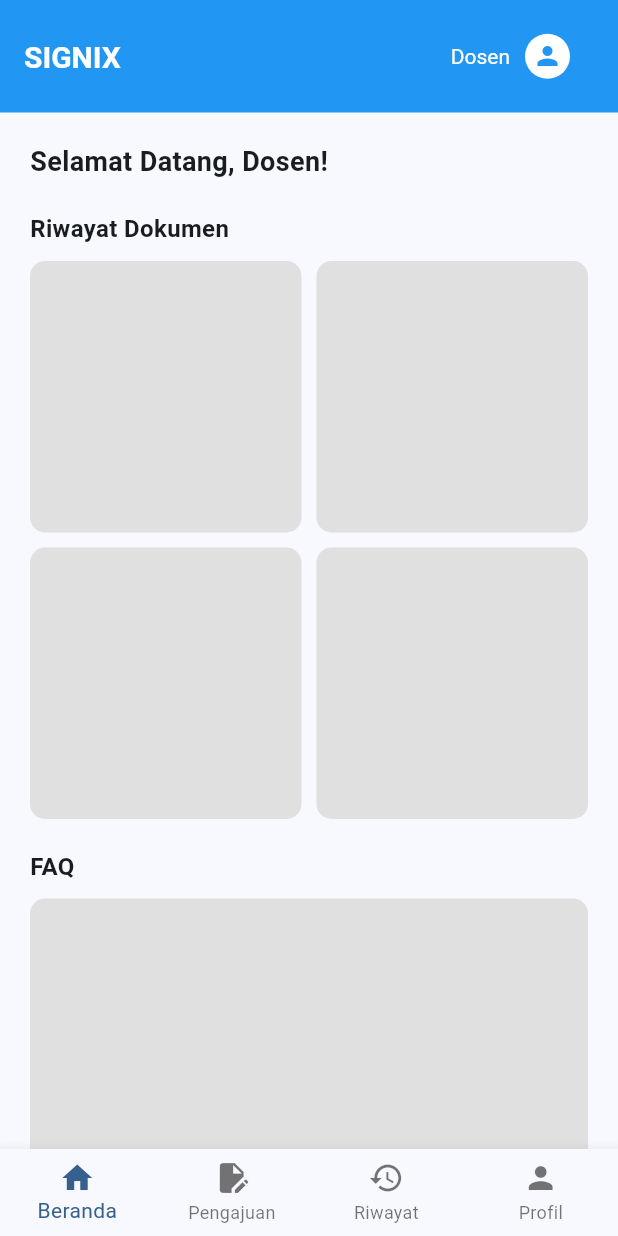
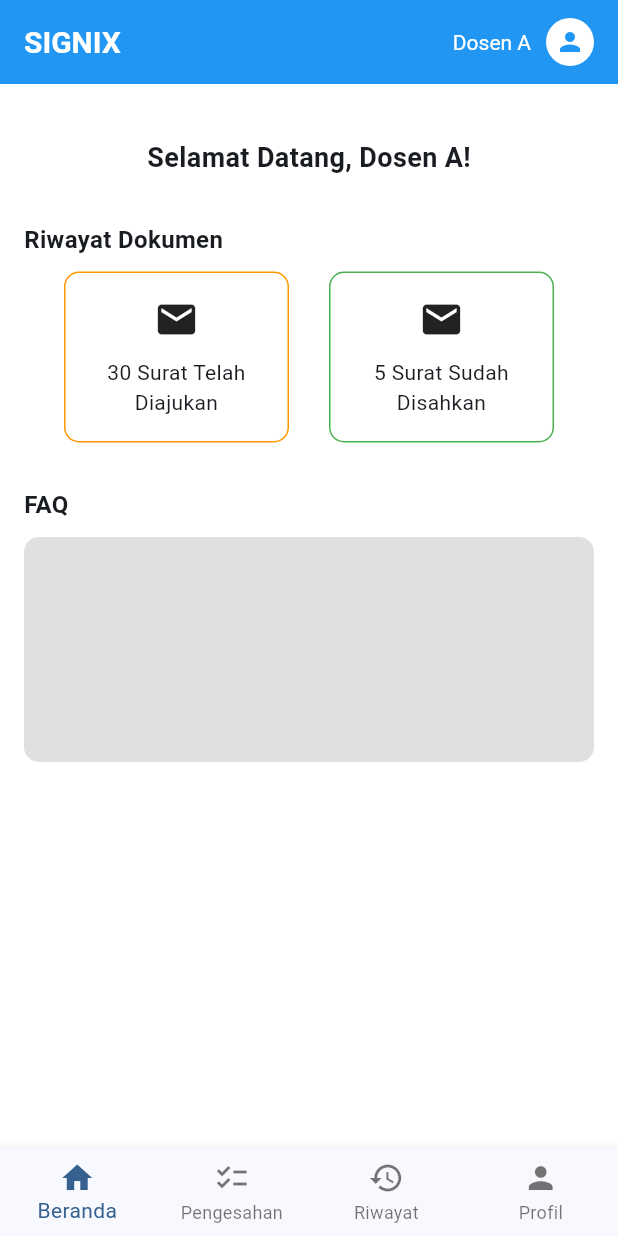
Before and after one commit to gammaestu/Proyek-2-Mobile, a Flutter app: the DosenBerandaPage screen opened by its route, on a phone screen of 412 x 824 dp. Run offline on Flutter 3.47's test engine with Material 3 defaults, Android fonts, the phone set to English and light mode, and no system bars.

Commit message:
membuat halaman Pengesahan & riwayat dosen

```diff
--- a/lib/component/navbar_dosen.dart
+++ b/lib/component/navbar_dosen.dart
@@ -1,10 +1,13 @@
 import 'package:flutter/material.dart';
 import '../dosen/dosen_beranda.dart';
+import '../dosen/pengesahan_dosen.dart';
+import '../dosen/riwayat_dosen.dart';
 
-class NavbarOrmawa extends StatelessWidget {
+
+class NavbarDosen extends StatelessWidget {
   final int currentIndex;
 
-  const NavbarOrmawa({super.key, required this.currentIndex});
+  const NavbarDosen({super.key, required this.currentIndex});
 
   @override
   Widget build(BuildContext context) {
@@ -17,8 +20,8 @@ class NavbarOrmawa extends StatelessWidget {
           label: 'Beranda',
         ),
         BottomNavigationBarItem(
-          icon: Icon(Icons.edit_document),
-          label: 'Pengajuan',
+          icon: Icon(Icons.checklist),
+          label: 'Pengesahan',
         ),
         BottomNavigationBarItem(
           icon: Icon(Icons.history),
@@ -40,6 +43,12 @@ class NavbarOrmawa extends StatelessWidget {
                   case 0:
                     page = const DosenBerandaPage();
                     break;
+                  case 1:
+                    page = const DosenPengesahanPage();
+                    break;
+                  case 2:
+                    page = const DosenRiwayatPage();
+                    break;
                   default:
                     page = const DosenBerandaPage();
                 }
--- a/lib/dosen/dosen_beranda.dart
+++ b/lib/dosen/dosen_beranda.dart
@@ -1,164 +1,120 @@
 import 'package:flutter/material.dart';
-import '../login_page.dart';
 import '../component/navbar_dosen.dart';
 
 class DosenBerandaPage extends StatelessWidget {
-  final String userName;
-
-  const DosenBerandaPage({super.key, this.userName = 'Dosen'});
+  const DosenBerandaPage({super.key});
 
   @override
   Widget build(BuildContext context) {
     return Scaffold(
+      backgroundColor: Colors.white,
       appBar: AppBar(
         backgroundColor: Colors.blue,
-        toolbarHeight: 75,
+        elevation: 0,
         automaticallyImplyLeading: false,
         title: Row(
           mainAxisAlignment: MainAxisAlignment.spaceBetween,
           children: [
-            GestureDetector(
-              onTap: () {
-                showDialog(
-                  context: context,
-                  builder: (BuildContext context) {
-                    return AlertDialog(
-                      title: const Text('Konfirmasi'),
-                      content: const Text('Apakah Anda yakin ingin keluar?'),
-                      actions: [
-                        TextButton(
-                          onPressed: () {
-                            Navigator.pop(context); // Close dialog
-                          },
-                          child: const Text('Batal'),
-                        ),
-                        TextButton(
-                          onPressed: () {
-                            Navigator.pushAndRemoveUntil(
-                              context,
-                              MaterialPageRoute(
-                                builder: (context) => const LoginPage(),
-                              ),
-                              (route) => false, // Remove all previous routes
-                            );
-                          },
-                          child: const Text(
-                            'Keluar',
-                            style: TextStyle(color: Colors.red),
-                          ),
-                        ),
-                      ],
-                    );
-                  },
-                );
-              },
-              child: const Text(
-                'SIGNIX',
+            const Text(
+              "SIGNIX",
               style: TextStyle(
                 color: Colors.white,
                 fontSize: 20,
                 fontWeight: FontWeight.bold,
               ),
             ),
-            ),
             Row(
               children: [
-                Text(
-                  userName,
-                  style: const TextStyle(
-                    color: Colors.white,
-                    fontSize: 14,
-                  ),
+                const Text(
+                  "Dosen A",
+                  style: TextStyle(color: Colors.white, fontSize: 14),
                 ),
                 const SizedBox(width: 10),
-                const CircleAvatar(
+                CircleAvatar(
                   backgroundColor: Colors.white,
-                  radius: 15,
+                  radius: 16,
                   child: Icon(
                     Icons.person,
                     color: Colors.blue,
                     size: 20,
                   ),
                 ),
-                const SizedBox(width: 16),
               ],
+            )
+          ],
+        ),
+      ),
+      body: Padding(
+        padding: const EdgeInsets.all(16.0),
+        child: Column(
+          crossAxisAlignment: CrossAxisAlignment.start,
+          children: [
+            const SizedBox(height: 20),
+            const Center(
+              child: Text(
+                "Selamat Datang, Dosen A!",
+                style: TextStyle(fontSize: 18, fontWeight: FontWeight.bold),
+              ),
+            ),
+            const SizedBox(height: 30),
+            const Text(
+              "Riwayat Dokumen",
+              style: TextStyle(fontSize: 16, fontWeight: FontWeight.bold),
+            ),
+            const SizedBox(height: 10),
+            Row(
+              mainAxisAlignment: MainAxisAlignment.spaceEvenly,
+              children: [
+                _buildStatusCard(
+                  title: "30 Surat Telah Diajukan",
+                  color: Colors.orange,
+                ),
+                _buildStatusCard(
+                  title: "5 Surat Sudah Disahkan",
+                  color: Colors.green,
                 ),
               ],
             ),
-      ),
-      body: SingleChildScrollView(
-        child: Padding(
-          padding: const EdgeInsets.all(20.0),
-          child: Column(
-            crossAxisAlignment: CrossAxisAlignment.start,
-            children: [
-              // Welcome text
-              Text(
-                'Selamat Datang, $userName!',
-                style: const TextStyle(
-                  fontSize: 18,
-                  fontWeight: FontWeight.bold,
-                ),
-              ),
-              const SizedBox(height: 20),
-
-              // Document history section
+            const SizedBox(height: 30),
             const Text(
-                'Riwayat Dokumen',
-                style: TextStyle(
-                  fontSize: 16,
-                  fontWeight: FontWeight.bold,
-                ),
+              "FAQ",
+              style: TextStyle(fontSize: 16, fontWeight: FontWeight.bold),
             ),
             const SizedBox(height: 10),
-
-              // Grid of document cards
-              GridView.count(
-                crossAxisCount: 2,
-                crossAxisSpacing: 10,
-                mainAxisSpacing: 10,
-                shrinkWrap: true,
-                physics: const NeverScrollableScrollPhysics(),
-                children: List.generate(4, (index) {
-                  return Container(
-                    decoration: BoxDecoration(
-                      color: Colors.grey[300],
-                      borderRadius: BorderRadius.circular(10),
-                    ),
-                  );
-                }),
-              ),
-
-              const SizedBox(height: 20),
-
-              // FAQ section
-              const Text(
-                'FAQ',
-                style: TextStyle(
-                  fontSize: 16,
-                  fontWeight: FontWeight.bold,
-                ),
-              ),
-              const SizedBox(height: 10),
-
-              // FAQ container
             Container(
               width: double.infinity,
-                height: 200,
+              height: 150,
               decoration: BoxDecoration(
                 color: Colors.grey[300],
                 borderRadius: BorderRadius.circular(10),
               ),
             ),
-
-              const SizedBox(height: 20),
           ],
         ),
       ),
+      bottomNavigationBar: const NavbarDosen(currentIndex: 0),
+    );
+  }
+
+  Widget _buildStatusCard({required String title, required Color color}) {
+    return Container(
+      width: 150,
+      padding: const EdgeInsets.all(16),
+      decoration: BoxDecoration(
+        border: Border.all(color: color),
+        borderRadius: BorderRadius.circular(10),
       ),
-
-      // Bottom navigation bar
-      bottomNavigationBar: const NavbarOrmawa(currentIndex: 0),
+      child: Column(
+        children: [
+          const Icon(Icons.mail, size: 30),
+          const SizedBox(height: 10),
+          Text(
+            title,
+            textAlign: TextAlign.center,
+            style: const TextStyle(fontSize: 14),
+          ),
+        ],
+      ),
     );
   }
 }
--- a/lib/main.dart
+++ b/lib/main.dart
@@ -8,6 +8,7 @@ import 'ormawa/ormawa_profile.dart';
 
 import 'dosen/dosen_login.dart';
 import 'dosen/dosen_beranda.dart';
+import 'dosen/pengesahan_dosen.dart';
 
 void main() {
   runApp(const MyApp());
@@ -46,11 +47,12 @@ class MyApp extends StatelessWidget {
         '/': (context) => const OrmawaLoginPage(),
         '/beranda': (context) => const OrmawaBerandaPage(),
         '/pengajuan': (context) => const OrmawaPengajuanPage(),
-        '/riwayat': (context) => const OrmawaRiwayatPage(),
+        '/riwayat ormawa': (context) => const OrmawaRiwayatPage(),
         '/profil': (context) => const OrmawaProfilPage(),
 
         '/dosen': (context) => const DosenLoginPage(),
         '/dosen/beranda': (context) => const DosenBerandaPage(),
+        '/dosen/pengesahan': (context) => const DosenPengesahanPage(),
       },
     );
   }
```
Also changed, not shown: lib/dosen/pengesahan_dosen.dart (added, +124 -0 lines), lib/dosen/riwayat_dosen.dart (added, +144 -0 lines), 125 other files. Lines whose indentation alone changed are shown as unchanged.
